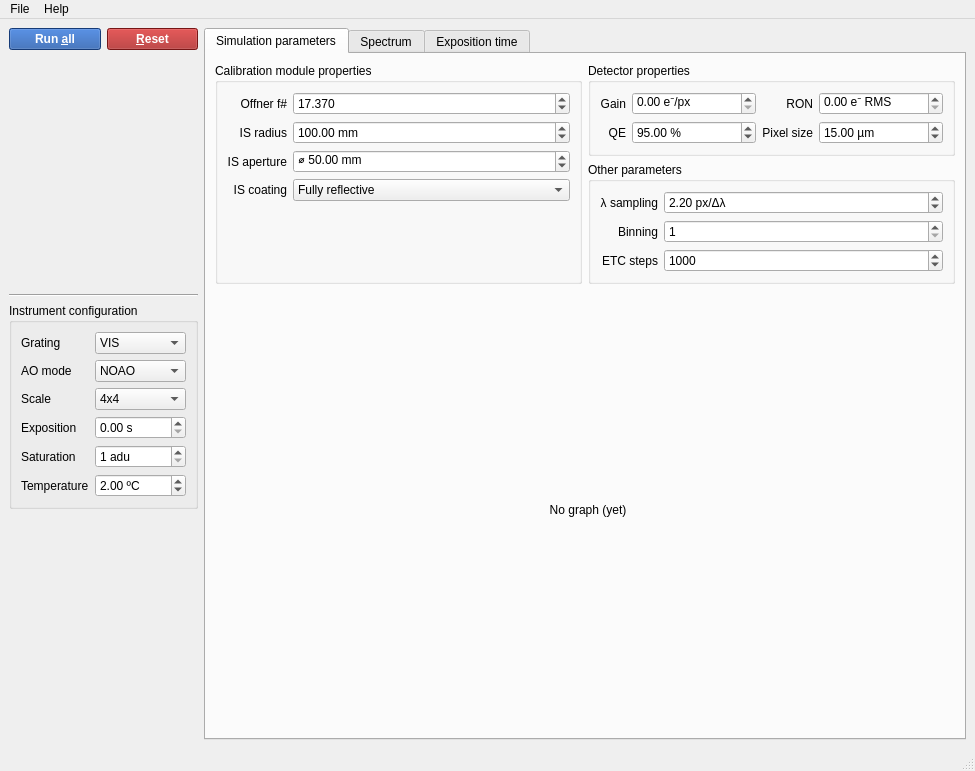
First picture: the form in simui/simui.ui, repository HARMONI-CAB/radiosim, before the edit.
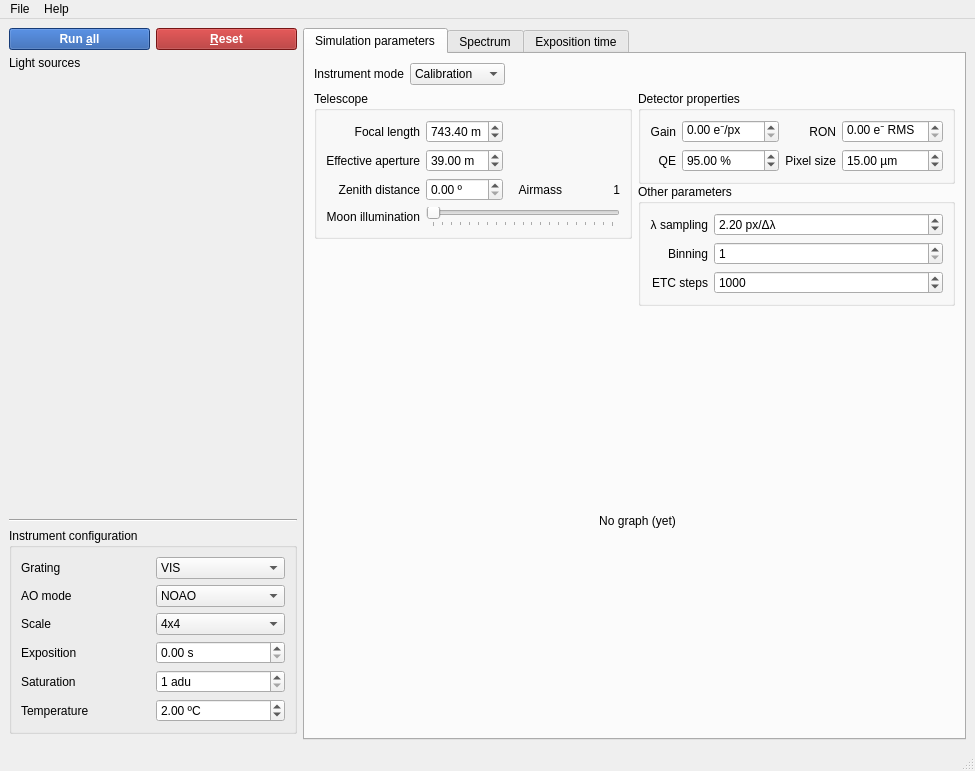
Second picture: the form after the edit. The open tabs and pages were chosen to show the change.

Commit message: WIP: Add per-mode light sources

What changed in the file:
```diff
--- a/simui/simui.ui
+++ b/simui/simui.ui
@@ -15,7 +15,22 @@
   </property>
   <widget class="QWidget" name="centralwidget">
    <layout class="QGridLayout" name="gridLayout_4">
-    <item row="3" column="0" colspan="2">
+    <property name="leftMargin">
+     <number>9</number>
+    </property>
+    <item row="0" column="1">
+     <widget class="QPushButton" name="resetButton">
+      <property name="styleSheet">
+       <string notr="true">background-color: #a61f1f;
+color: white;
+font-weight: bold;</string>
+      </property>
+      <property name="text">
+       <string>&amp;Reset</string>
+      </property>
+     </widget>
+    </item>
+    <item row="4" column="0" colspan="2">
      <widget class="QGroupBox" name="groupBox">
       <property name="title">
        <string>Instrument configuration</string>
@@ -151,93 +166,7 @@
       </layout>
      </widget>
     </item>
-    <item row="4" column="0" colspan="2">
-     <spacer name="verticalSpacer_6">
-      <property name="orientation">
-       <enum>Qt::Vertical</enum>
-      </property>
-      <property name="sizeHint" stdset="0">
-       <size>
-        <width>20</width>
-        <height>40</height>
-       </size>
-      </property>
-     </spacer>
-    </item>
-    <item row="0" column="1">
-     <widget class="QPushButton" name="resetButton">
-      <property name="styleSheet">
-       <string notr="true">background-color: #a61f1f;
-color: white;
-font-weight: bold;</string>
-      </property>
-      <property name="text">
-       <string>&amp;Reset</string>
-      </property>
-     </widget>
-    </item>
-    <item row="1" column="0" colspan="2">
-     <widget class="QScrollArea" name="scrollArea">
-      <property name="sizePolicy">
-       <sizepolicy hsizetype="Preferred" vsizetype="Expanding">
-        <horstretch>0</horstretch>
-        <verstretch>0</verstretch>
-       </sizepolicy>
-      </property>
-      <property name="frameShape">
-       <enum>QFrame::NoFrame</enum>
-      </property>
-      <property name="horizontalScrollBarPolicy">
-       <enum>Qt::ScrollBarAlwaysOff</enum>
-      </property>
-      <property name="sizeAdjustPolicy">
-       <enum>QAbstractScrollArea::AdjustToContents</enum>
-      </property>
-      <property name="widgetResizable">
-       <bool>true</bool>
-      </property>
-      <widget class="QWidget" name="lampSetWidget">
-       <property name="geometry">
-        <rect>
-         <x>0</x>
-         <y>0</y>
-         <width>232</width>
-         <height>200</height>
-        </rect>
-       </property>
-       <layout class="QVBoxLayout" name="lampLayout">
-        <property name="spacing">
-         <number>0</number>
-        </property>
-        <property name="leftMargin">
-         <number>0</number>
-        </property>
-        <property name="topMargin">
-         <number>0</number>
-        </property>
-        <property name="rightMargin">
-         <number>0</number>
-        </property>
-        <property name="bottomMargin">
-         <number>0</number>
-        </property>
-       </layout>
-      </widget>
-     </widget>
-    </item>
-    <item row="0" column="0">
-     <widget class="QPushButton" name="runAllButton">
-      <property name="styleSheet">
-       <string notr="true">background-color: #1f53a6;
-color: white;
-font-weight: bold;</string>
-      </property>
-      <property name="text">
-       <string>Run &amp;all</string>
-      </property>
-     </widget>
-    </item>
-    <item row="0" column="2" rowspan="5">
+    <item row="0" column="2" rowspan="6">
      <widget class="QTabWidget" name="tabWidget">
       <property name="currentIndex">
        <number>1</number>
@@ -247,33 +176,149 @@
         <string>Simulation parameters</string>
        </attribute>
        <layout class="QGridLayout" name="gridLayout_14">
-        <item row="4" column="0" colspan="2">
-         <widget class="QStackedWidget" name="graphStack">
-          <widget class="QWidget" name="page_5">
-           <layout class="QFormLayout" name="formLayout_2">
+        <item row="1" column="1" rowspan="3">
+         <widget class="QFrame" name="frame_2">
+          <property name="sizePolicy">
+           <sizepolicy hsizetype="Preferred" vsizetype="Minimum">
+            <horstretch>0</horstretch>
+            <verstretch>0</verstretch>
+           </sizepolicy>
+          </property>
+          <property name="frameShape">
+           <enum>QFrame::NoFrame</enum>
+          </property>
+          <property name="frameShadow">
+           <enum>QFrame::Raised</enum>
+          </property>
+          <layout class="QGridLayout" name="gridLayout_13">
+           <property name="leftMargin">
+            <number>0</number>
+           </property>
+           <property name="topMargin">
+            <number>0</number>
+           </property>
+           <property name="rightMargin">
+            <number>0</number>
+           </property>
+           <property name="bottomMargin">
+            <number>0</number>
+           </property>
+           <property name="spacing">
+            <number>0</number>
+           </property>
+           <item row="3" column="0" rowspan="3">
+            <widget class="QGroupBox" name="groupBox_2">
+             <property name="sizePolicy">
+              <sizepolicy hsizetype="Preferred" vsizetype="Preferred">
+               <horstretch>0</horstretch>
+               <verstretch>0</verstretch>
+              </sizepolicy>
+             </property>
+             <property name="title">
+              <string>Other parameters</string>
+             </property>
+             <layout class="QGridLayout" name="gridLayout_12">
+              <item row="3" column="0">
+               <widget class="QLabel" name="label_24">
+                <property name="sizePolicy">
+                 <sizepolicy hsizetype="Preferred" vsizetype="Preferred">
+                  <horstretch>0</horstretch>
+                  <verstretch>0</verstretch>
+                 </sizepolicy>
+                </property>
+                <property name="text">
+                 <string>ETC steps</string>
+                </property>
+                <property name="alignment">
+                 <set>Qt::AlignRight|Qt::AlignTrailing|Qt::AlignVCenter</set>
+                </property>
+               </widget>
+              </item>
+              <item row="3" column="1">
+               <widget class="QSpinBox" name="intStepsSpin">
+                <property name="sizePolicy">
+                 <sizepolicy hsizetype="Expanding" vsizetype="Fixed">
+                  <horstretch>0</horstretch>
+                  <verstretch>0</verstretch>
+                 </sizepolicy>
+                </property>
+                <property name="minimum">
+                 <number>1</number>
+                </property>
+                <property name="maximum">
+                 <number>1000000</number>
+                </property>
+                <property name="value">
+                 <number>1000</number>
+                </property>
+               </widget>
+              </item>
+              <item row="1" column="1">
+               <widget class="QSpinBox" name="binningSpin">
+                <property name="minimum">
+                 <number>1</number>
+                </property>
+               </widget>
+              </item>
             <item row="0" column="1">
-             <widget class="QLabel" name="label_9">
+               <widget class="QDoubleSpinBox" name="lambdaSamplingSpin">
+                <property name="suffix">
+                 <string> px/Δλ</string>
+                </property>
+                <property name="minimum">
+                 <double>1.000000000000000</double>
+                </property>
+                <property name="maximum">
+                 <double>4.000000000000000</double>
+                </property>
+                <property name="value">
+                 <double>2.200000000000000</double>
+                </property>
+               </widget>
+              </item>
+              <item row="0" column="0">
+               <widget class="QLabel" name="lambdaSampling">
               <property name="sizePolicy">
-               <sizepolicy hsizetype="Expanding" vsizetype="Expanding">
+                 <sizepolicy hsizetype="Preferred" vsizetype="Preferred">
                 <horstretch>0</horstretch>
                 <verstretch>0</verstretch>
                </sizepolicy>
               </property>
               <property name="text">
-               <string>No graph (yet)</string>
+                 <string>λ sampling</string>
               </property>
               <property name="alignment">
-               <set>Qt::AlignCenter</set>
+                 <set>Qt::AlignRight|Qt::AlignTrailing|Qt::AlignVCenter</set>
+                </property>
+               </widget>
+              </item>
+              <item row="1" column="0">
+               <widget class="QLabel" name="label_7">
+                <property name="sizePolicy">
+                 <sizepolicy hsizetype="Preferred" vsizetype="Preferred">
+                  <horstretch>0</horstretch>
+                  <verstretch>0</verstretch>
+                 </sizepolicy>
+                </property>
+                <property name="text">
+                 <string>Binning</string>
+                </property>
+                <property name="alignment">
+                 <set>Qt::AlignRight|Qt::AlignTrailing|Qt::AlignVCenter</set>
               </property>
              </widget>
             </item>
            </layout>
           </widget>
-          <widget class="QWidget" name="page_6"/>
-         </widget>
-        </item>
-        <item row="0" column="1">
+           </item>
+           <item row="0" column="0" rowspan="2">
          <widget class="QGroupBox" name="groupBox_6">
+             <property name="sizePolicy">
+              <sizepolicy hsizetype="Preferred" vsizetype="Fixed">
+               <horstretch>0</horstretch>
+               <verstretch>0</verstretch>
+              </sizepolicy>
+             </property>
           <property name="title">
            <string>Detector properties</string>
           </property>
@@ -379,12 +424,89 @@
           </layout>
          </widget>
         </item>
-        <item row="0" column="0" rowspan="4">
+          </layout>
+         </widget>
+        </item>
+        <item row="6" column="0" colspan="2">
+         <widget class="QStackedWidget" name="graphStack">
+          <widget class="QWidget" name="page_5">
+           <layout class="QFormLayout" name="formLayout_2">
+            <item row="0" column="1">
+             <widget class="QLabel" name="label_9">
+              <property name="sizePolicy">
+               <sizepolicy hsizetype="Expanding" vsizetype="Expanding">
+                <horstretch>0</horstretch>
+                <verstretch>0</verstretch>
+               </sizepolicy>
+              </property>
+              <property name="text">
+               <string>No graph (yet)</string>
+              </property>
+              <property name="alignment">
+               <set>Qt::AlignCenter</set>
+              </property>
+             </widget>
+            </item>
+           </layout>
+          </widget>
+          <widget class="QWidget" name="page_6"/>
+         </widget>
+        </item>
+        <item row="1" column="0" rowspan="3">
+         <widget class="QStackedWidget" name="calModeStack">
+          <property name="sizePolicy">
+           <sizepolicy hsizetype="Preferred" vsizetype="Minimum">
+            <horstretch>0</horstretch>
+            <verstretch>0</verstretch>
+           </sizepolicy>
+          </property>
+          <property name="currentIndex">
+           <number>0</number>
+          </property>
+          <widget class="QWidget" name="page_7">
+           <property name="sizePolicy">
+            <sizepolicy hsizetype="Preferred" vsizetype="Preferred">
+             <horstretch>0</horstretch>
+             <verstretch>0</verstretch>
+            </sizepolicy>
+           </property>
+           <layout class="QGridLayout" name="gridLayout_18">
+            <property name="leftMargin">
+             <number>0</number>
+            </property>
+            <property name="topMargin">
+             <number>0</number>
+            </property>
+            <property name="rightMargin">
+             <number>0</number>
+            </property>
+            <property name="bottomMargin">
+             <number>0</number>
+            </property>
+            <property name="spacing">
+             <number>0</number>
+            </property>
+            <item row="0" column="0">
          <widget class="QGroupBox" name="groupBox_3">
+              <property name="sizePolicy">
+               <sizepolicy hsizetype="Expanding" vsizetype="Maximum">
+                <horstretch>0</horstretch>
+                <verstretch>0</verstretch>
+               </sizepolicy>
+              </property>
           <property name="title">
            <string>Calibration module properties</string>
           </property>
           <layout class="QGridLayout" name="gridLayout_3">
+               <property name="leftMargin">
+                <number>9</number>
+               </property>
+               <property name="bottomMargin">
+                <number>9</number>
+               </property>
+               <property name="verticalSpacing">
+                <number>6</number>
+               </property>
            <item row="3" column="1">
             <widget class="QLabel" name="label_10">
              <property name="text">
@@ -485,7 +607,30 @@
              </property>
             </widget>
            </item>
-           <item row="4" column="2">
+               <item row="2" column="1">
+                <widget class="QLabel" name="label_15">
+                 <property name="text">
+                  <string>IS aperture</string>
+                 </property>
+                 <property name="alignment">
+                  <set>Qt::AlignRight|Qt::AlignTrailing|Qt::AlignVCenter</set>
+                 </property>
+                </widget>
+               </item>
+               <item row="0" column="1">
+                <widget class="QLabel" name="label_8">
+                 <property name="text">
+                  <string>Offner f#</string>
+                 </property>
+                 <property name="alignment">
+                  <set>Qt::AlignRight|Qt::AlignTrailing|Qt::AlignVCenter</set>
+                 </property>
+                </widget>
+               </item>
+              </layout>
+             </widget>
+            </item>
+            <item row="1" column="0">
             <spacer name="verticalSpacer">
              <property name="orientation">
               <enum>Qt::Vertical</enum>
@@ -493,110 +638,276 @@
              <property name="sizeHint" stdset="0">
               <size>
                <width>20</width>
-               <height>20</height>
+                <height>40</height>
               </size>
              </property>
             </spacer>
            </item>
           </layout>
          </widget>
-        </item>
-        <item row="1" column="1" rowspan="3">
-         <widget class="QGroupBox" name="groupBox_2">
+          <widget class="QWidget" name="page_8">
+           <property name="sizePolicy">
+            <sizepolicy hsizetype="Preferred" vsizetype="Preferred">
+             <horstretch>0</horstretch>
+             <verstretch>0</verstretch>
+            </sizepolicy>
+           </property>
+           <layout class="QGridLayout" name="gridLayout_19">
+            <property name="leftMargin">
+             <number>0</number>
+            </property>
+            <property name="topMargin">
+             <number>0</number>
+            </property>
+            <property name="rightMargin">
+             <number>0</number>
+            </property>
+            <property name="bottomMargin">
+             <number>0</number>
+            </property>
+            <item row="0" column="0">
+             <widget class="QGroupBox" name="groupBox_4">
+              <property name="sizePolicy">
+               <sizepolicy hsizetype="Preferred" vsizetype="Fixed">
+                <horstretch>0</horstretch>
+                <verstretch>0</verstretch>
+               </sizepolicy>
+              </property>
           <property name="title">
-           <string>Other parameters</string>
-          </property>
-          <layout class="QGridLayout" name="gridLayout_12">
-           <item row="0" column="0">
-            <widget class="QLabel" name="lambdaSampling">
-             <property name="sizePolicy">
-              <sizepolicy hsizetype="Preferred" vsizetype="Preferred">
-               <horstretch>0</horstretch>
-               <verstretch>0</verstretch>
-              </sizepolicy>
-             </property>
+               <string>Telescope</string>
+              </property>
+              <layout class="QGridLayout" name="gridLayout_20">
+               <item row="1" column="0">
+                <widget class="QLabel" name="label_33">
              <property name="text">
-              <string>λ sampling</string>
+                  <string>Effective aperture</string>
              </property>
              <property name="alignment">
               <set>Qt::AlignRight|Qt::AlignTrailing|Qt::AlignVCenter</set>
              </property>
             </widget>
            </item>
-           <item row="0" column="1">
-            <widget class="QDoubleSpinBox" name="lambdaSamplingSpin">
+               <item row="0" column="2" colspan="2">
+                <spacer name="horizontalSpacer">
+                 <property name="orientation">
+                  <enum>Qt::Horizontal</enum>
+                 </property>
+                 <property name="sizeHint" stdset="0">
+                  <size>
+                   <width>40</width>
+                   <height>20</height>
+                  </size>
+                 </property>
+                </spacer>
+               </item>
+               <item row="2" column="1">
+                <widget class="QDoubleSpinBox" name="zenithSpin">
              <property name="suffix">
-              <string> px/Δλ</string>
-             </property>
-             <property name="minimum">
-              <double>1.000000000000000</double>
-             </property>
+                  <string> º</string>
+                 </property>
              <property name="maximum">
-              <double>4.000000000000000</double>
-             </property>
-             <property name="value">
-              <double>2.200000000000000</double>
-             </property>
-            </widget>
-           </item>
-           <item row="1" column="1">
-            <widget class="QSpinBox" name="binningSpin">
-             <property name="minimum">
-              <number>1</number>
+                  <double>80.000000000000000</double>
+                 </property>
+                </widget>
+               </item>
+               <item row="1" column="2" colspan="2">
+                <spacer name="horizontalSpacer_2">
+                 <property name="orientation">
+                  <enum>Qt::Horizontal</enum>
+                 </property>
+                 <property name="sizeHint" stdset="0">
+                  <size>
+                   <width>40</width>
+                   <height>20</height>
+                  </size>
+                 </property>
+                </spacer>
+               </item>
+               <item row="2" column="3">
+                <widget class="QLabel" name="airmassLabel">
+                 <property name="text">
+                  <string>1</string>
+                 </property>
+                 <property name="alignment">
+                  <set>Qt::AlignRight|Qt::AlignTrailing|Qt::AlignVCenter</set>
+                 </property>
+                </widget>
+               </item>
+               <item row="2" column="0">
+                <widget class="QLabel" name="label_28">
+                 <property name="text">
+                  <string>Zenith distance</string>
+                 </property>
+                 <property name="alignment">
+                  <set>Qt::AlignRight|Qt::AlignTrailing|Qt::AlignVCenter</set>
+                 </property>
+                </widget>
+               </item>
+               <item row="2" column="2">
+                <widget class="QLabel" name="label_29">
+                 <property name="text">
+                  <string>Airmass</string>
+                 </property>
+                 <property name="alignment">
+                  <set>Qt::AlignRight|Qt::AlignTrailing|Qt::AlignVCenter</set>
+                 </property>
+                </widget>
+               </item>
+               <item row="3" column="1" colspan="3">
+                <widget class="QSlider" name="moonSlider">
+                 <property name="maximum">
+                  <number>100</number>
+                 </property>
+                 <property name="orientation">
+                  <enum>Qt::Horizontal</enum>
+                 </property>
+                 <property name="tickPosition">
+                  <enum>QSlider::TicksBelow</enum>
+                 </property>
+                 <property name="tickInterval">
+                  <number>5</number>
              </property>
             </widget>
            </item>
            <item row="3" column="0">
-            <widget class="QLabel" name="label_24">
-             <property name="sizePolicy">
-              <sizepolicy hsizetype="Preferred" vsizetype="Preferred">
-               <horstretch>0</horstretch>
-               <verstretch>0</verstretch>
-              </sizepolicy>
-             </property>
+                <widget class="QLabel" name="label_31">
+                 <property name="text">
+                  <string>Moon illumination</string>
+                 </property>
+                 <property name="alignment">
+                  <set>Qt::AlignRight|Qt::AlignTrailing|Qt::AlignVCenter</set>
+                 </property>
+                </widget>
+               </item>
+               <item row="1" column="1">
+                <widget class="QDoubleSpinBox" name="apertureSpin">
+                 <property name="suffix">
+                  <string> m</string>
+                 </property>
+                 <property name="minimum">
+                  <double>1.000000000000000</double>
+                 </property>
+                 <property name="maximum">
+                  <double>40.000000000000000</double>
+                 </property>
+                 <property name="value">
+                  <double>39.000000000000000</double>
+                 </property>
+                </widget>
+               </item>
+               <item row="0" column="0">
+                <widget class="QLabel" name="label_32">
              <property name="text">
-              <string>ETC steps</string>
+                  <string>Focal length</string>
              </property>
              <property name="alignment">
               <set>Qt::AlignRight|Qt::AlignTrailing|Qt::AlignVCenter</set>
              </property>
             </widget>
            </item>
-           <item row="3" column="1">
-            <widget class="QSpinBox" name="intStepsSpin">
-             <property name="sizePolicy">
-              <sizepolicy hsizetype="Expanding" vsizetype="Fixed">
-               <horstretch>0</horstretch>
-               <verstretch>0</verstretch>
-              </sizepolicy>
+               <item row="0" column="1">
+                <widget class="QDoubleSpinBox" name="focalLengthSpin">
+                 <property name="suffix">
+                  <string> m</string>
              </property>
              <property name="minimum">
-              <number>1</number>
+                  <double>500.000000000000000</double>
              </property>
              <property name="maximum">
-              <number>1000000</number>
+                  <double>800.000000000000000</double>
              </property>
              <property name="value">
-              <number>1000</number>
-             </property>
+                  <double>743.399999999999977</double>
+                 </property>
+                </widget>
+               </item>
+              </layout>
             </widget>
            </item>
            <item row="1" column="0">
-            <widget class="QLabel" name="label_7">
+             <spacer name="verticalSpacer_2">
+              <property name="orientation">
+               <enum>Qt::Vertical</enum>
+              </property>
+              <property name="sizeHint" stdset="0">
+               <size>
+                <width>20</width>
+                <height>40</height>
+               </size>
+              </property>
+             </spacer>
+            </item>
+           </layout>
+          </widget>
+         </widget>
+        </item>
+        <item row="0" column="0" colspan="2">
+         <widget class="QFrame" name="frame">
+          <property name="frameShape">
+           <enum>QFrame::NoFrame</enum>
+          </property>
+          <property name="frameShadow">
+           <enum>QFrame::Raised</enum>
+          </property>
+          <layout class="QGridLayout" name="gridLayout_16">
+           <property name="leftMargin">
+            <number>0</number>
+           </property>
+           <property name="topMargin">
+            <number>0</number>
+           </property>
+           <property name="rightMargin">
+            <number>0</number>
+           </property>
+           <property name="bottomMargin">
+            <number>0</number>
+           </property>
+           <item row="0" column="1">
+            <widget class="QComboBox" name="instModeCombo">
              <property name="sizePolicy">
-              <sizepolicy hsizetype="Preferred" vsizetype="Preferred">
+              <sizepolicy hsizetype="Preferred" vsizetype="Fixed">
                <horstretch>0</horstretch>
                <verstretch>0</verstretch>
               </sizepolicy>
              </property>
+             <item>
              <property name="text">
-              <string>Binning</string>
-             </property>
-             <property name="alignment">
-              <set>Qt::AlignRight|Qt::AlignTrailing|Qt::AlignVCenter</set>
-             </property>
+               <string>Calibration</string>
+              </property>
+             </item>
+             <item>
+              <property name="text">
+               <string>Observation</string>
+              </property>
+             </item>
             </widget>
            </item>
+           <item row="0" column="0">
+            <widget class="QLabel" name="label_18">
+             <property name="sizePolicy">
+              <sizepolicy hsizetype="Preferred" vsizetype="Minimum">
+               <horstretch>0</horstretch>
+               <verstretch>0</verstretch>
+              </sizepolicy>
+             </property>
+             <property name="text">
+              <string>Instrument mode</string>
+             </property>
+            </widget>
+           </item>
+           <item row="0" column="2">
+            <spacer name="horizontalSpacer_3">
+             <property name="orientation">
+              <enum>Qt::Horizontal</enum>
+             </property>
+             <property name="sizeHint" stdset="0">
+              <size>
+               <width>40</width>
+               <height>20</height>
+              </size>
+             </property>
+            </spacer>
+           </item>
           </layout>
          </widget>
         </item>
@@ -1025,12 +1336,180 @@
      </widget>
     </item>
     <item row="2" column="0" colspan="2">
+     <widget class="QStackedWidget" name="sourceStack">
+      <property name="sizePolicy">
+       <sizepolicy hsizetype="Preferred" vsizetype="Preferred">
+        <horstretch>0</horstretch>
+        <verstretch>0</verstretch>
+       </sizepolicy>
+      </property>
+      <property name="currentIndex">
+       <number>0</number>
+      </property>
+      <widget class="QWidget" name="page_9">
+       <layout class="QGridLayout" name="gridLayout_21">
+        <property name="leftMargin">
+         <number>0</number>
+        </property>
+        <property name="topMargin">
+         <number>0</number>
+        </property>
+        <property name="rightMargin">
+         <number>0</number>
+        </property>
+        <property name="bottomMargin">
+         <number>0</number>
+        </property>
+        <property name="spacing">
+         <number>0</number>
+        </property>
+        <item row="0" column="0">
+         <widget class="QScrollArea" name="scrollArea">
+          <property name="frameShape">
+           <enum>QFrame::NoFrame</enum>
+          </property>
+          <property name="horizontalScrollBarPolicy">
+           <enum>Qt::ScrollBarAlwaysOff</enum>
+          </property>
+          <property name="sizeAdjustPolicy">
+           <enum>QAbstractScrollArea::AdjustToContents</enum>
+          </property>
+          <property name="widgetResizable">
+           <bool>true</bool>
+          </property>
+          <widget class="QWidget" name="contents2">
+           <property name="geometry">
+            <rect>
+             <x>0</x>
+             <y>0</y>
+             <width>288</width>
+             <height>380</height>
+            </rect>
+           </property>
+           <layout class="QVBoxLayout" name="lampLayout">
+            <property name="spacing">
+             <number>3</number>
+            </property>
+            <property name="leftMargin">
+             <number>0</number>
+            </property>
+            <property name="topMargin">
+             <number>0</number>
+            </property>
+            <property name="rightMargin">
+             <number>12</number>
+            </property>
+            <property name="bottomMargin">
+             <number>0</number>
+            </property>
+           </layout>
+          </widget>
+         </widget>
+        </item>
+       </layout>
+      </widget>
+      <widget class="QWidget" name="page_10">
+       <property name="sizePolicy">
+        <sizepolicy hsizetype="Fixed" vsizetype="Preferred">
+         <horstretch>0</horstretch>
+         <verstretch>0</verstretch>
+        </sizepolicy>
+       </property>
+       <property name="minimumSize">
+        <size>
+         <width>288</width>
+         <height>0</height>
+        </size>
+       </property>
+       <layout class="QGridLayout" name="gridLayout_22">
+        <property name="leftMargin">
+         <number>0</number>
+        </property>
+        <property name="topMargin">
+         <number>0</number>
+        </property>
+        <property name="rightMargin">
+         <number>0</number>
+        </property>
+        <property name="bottomMargin">
+         <number>0</number>
+        </property>
+        <property name="spacing">
+         <number>0</number>
+        </property>
+        <item row="0" column="0">
+         <widget class="QScrollArea" name="scrollArea_2">
+          <property name="frameShape">
+           <enum>QFrame::NoFrame</enum>
+          </property>
+          <property name="horizontalScrollBarPolicy">
+           <enum>Qt::ScrollBarAlwaysOff</enum>
+          </property>
+          <property name="sizeAdjustPolicy">
+           <enum>QAbstractScrollArea::AdjustToContents</enum>
+          </property>
+          <property name="widgetResizable">
+           <bool>true</bool>
+          </property>
+          <widget class="QWidget" name="contents1">
+           <property name="geometry">
+            <rect>
+             <x>0</x>
+             <y>0</y>
+             <width>288</width>
+             <height>187</height>
+            </rect>
+           </property>
+           <layout class="QVBoxLayout" name="skyLayout">
+            <property name="spacing">
+             <number>3</number>
+            </property>
+            <property name="leftMargin">
+             <number>0</number>
+            </property>
+            <property name="topMargin">
+             <number>0</number>
+            </property>
+            <property name="rightMargin">
+             <number>12</number>
+            </property>
+            <property name="bottomMargin">
+             <number>0</number>
+            </property>
+           </layout>
+          </widget>
+         </widget>
+        </item>
+       </layout>
+      </widget>
+     </widget>
+    </item>
+    <item row="3" column="0" colspan="2">
      <widget class="Line" name="line">
       <property name="orientation">
        <enum>Qt::Horizontal</enum>
       </property>
      </widget>
     </item>
+    <item row="0" column="0">
+     <widget class="QPushButton" name="runAllButton">
+      <property name="styleSheet">
+       <string notr="true">background-color: #1f53a6;
+color: white;
+font-weight: bold;</string>
+      </property>
+      <property name="text">
+       <string>Run &amp;all</string>
+      </property>
+     </widget>
+    </item>
+    <item row="1" column="0" colspan="2">
+     <widget class="QLabel" name="label_30">
+      <property name="text">
+       <string>Light sources</string>
+      </property>
+     </widget>
+    </item>
    </layout>
   </widget>
   <widget class="QMenuBar" name="menubar">
```
Left out of the diff: 54 changed lines with no effect on the pictures. Lines whose indentation alone changed are shown as unchanged. The commit also changes 6 other files.
